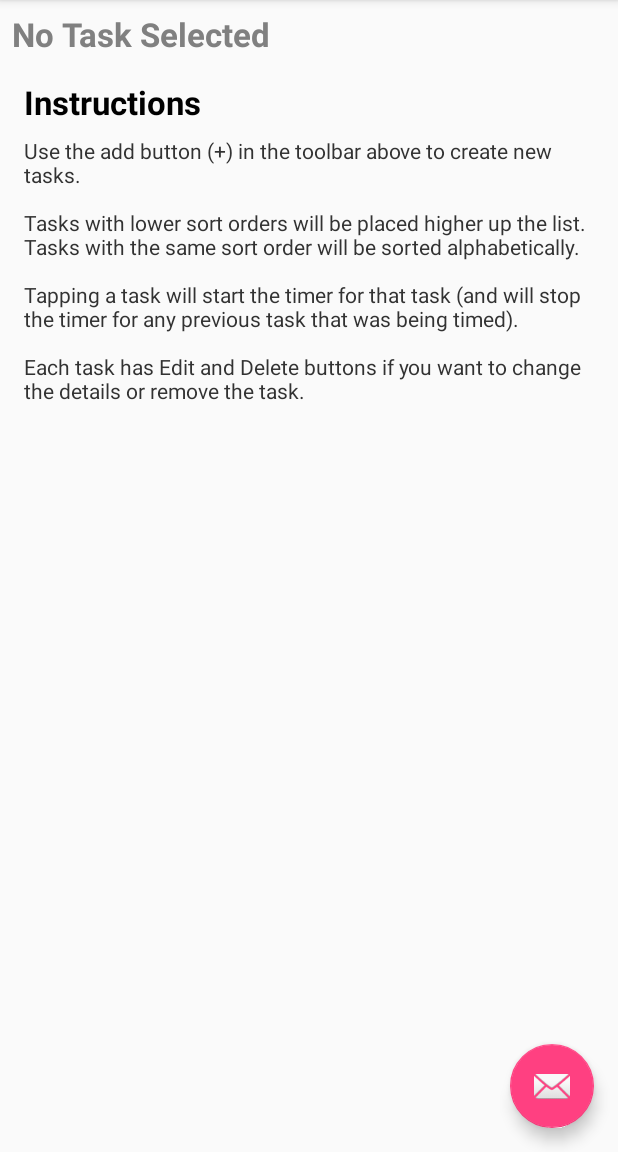
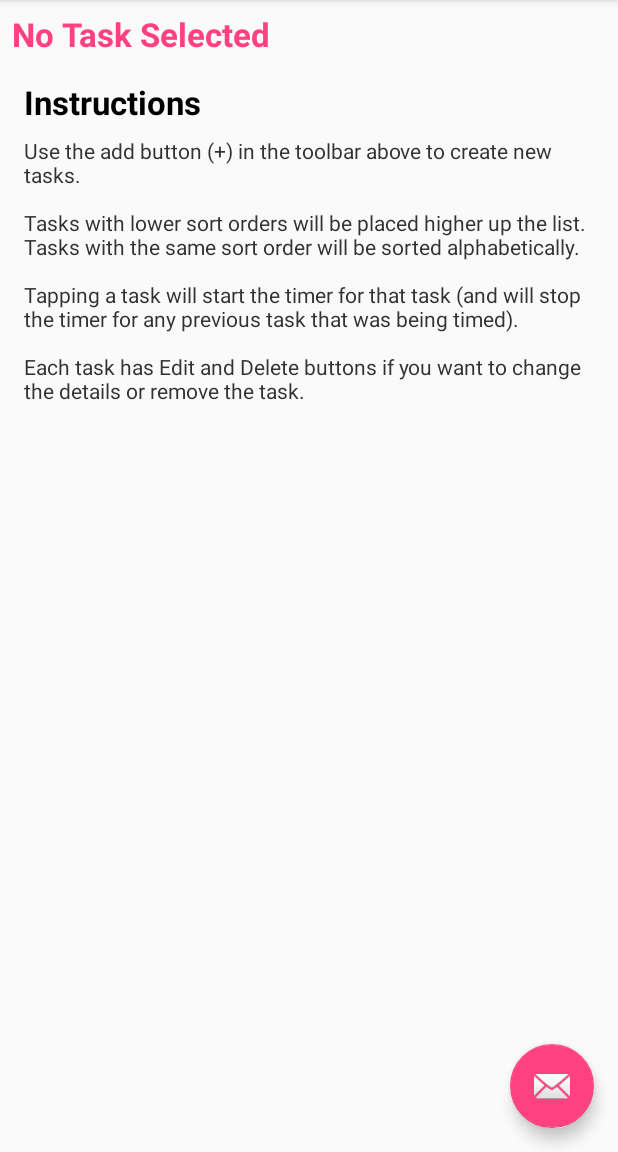
Before and after one commit to Breldan-Muturi/TaskTimer, an Android app: the screen it shows after launch (MainActivity), on a phone screen of 412 x 824 dp, the part 84-1236 px from its top. Run offline under Robolectric (Android 15) with nearby library versions, the phone set to English and light mode, and no system bars; 1 statement that could not run was skipped.

```diff
--- a/app/build.gradle
+++ b/app/build.gradle
@@ -28,6 +28,9 @@ android {
 }
 
 dependencies {
+    def lifecycle_version = "1.1.1"
+//    ViewModel and LiveData
+    implementation "android.arch.lifecycle:extensions:$lifecycle_version"
     implementation fileTree(dir: 'libs', include: ['*.jar'])
     implementation "org.jetbrains.kotlin:kotlin-stdlib-jdk7:$kotlin_version"
     implementation 'androidx.appcompat:appcompat:1.1.0'
--- a/app/src/main/java/turi/Kotlin/tasktimer/MainActivityFragment.kt
+++ b/app/src/main/java/turi/Kotlin/tasktimer/MainActivityFragment.kt
@@ -8,6 +8,8 @@ import androidx.fragment.app.Fragment
 import android.view.LayoutInflater
 import android.view.View
 import android.view.ViewGroup
+import androidx.lifecycle.Observer
+import androidx.lifecycle.ViewModelProviders
 import androidx.recyclerview.widget.LinearLayoutManager
 import kotlinx.android.synthetic.main.fragment_main.*
 
@@ -17,6 +19,7 @@ import kotlinx.android.synthetic.main.fragment_main.*
 private const val TAG = "MainActivityFragment"
 class MainActivityFragment : Fragment() {
 
+    private val viewModel by lazy { ViewModelProviders.of(activity!!).get(TaskTimerViewModel::class.java) }
     private val mAdapter = CursorRecyclerViewAdapter(null)
     override fun onCreateView(
         inflater: LayoutInflater, container: ViewGroup?,
@@ -30,6 +33,7 @@ class MainActivityFragment : Fragment() {
     override fun onAttach(context: Context) {
         Log.d(TAG, "onAttach: called")
         super.onAttach(context)
+        viewModel.cursor.observe(this, Observer {cursor -> mAdapter.swapCursor(cursor)?.close()})
     }
 
     override fun onCreate(savedInstanceState: Bundle?) {
--- a/app/src/main/res/layout/fragment_main.xml
+++ b/app/src/main/res/layout/fragment_main.xml
@@ -15,7 +15,7 @@
         android:layout_marginTop="8dp"
         android:layout_marginEnd="8dp"
         android:text="@string/no_task_message"
-        android:textColor="@android:color/tertiary_text_dark"
+        android:textColor="@color/colorAccent"
         android:textSize="22sp"
         android:textStyle="bold"
         app:layout_constraintBottom_toTopOf="@+id/task_list"
```
